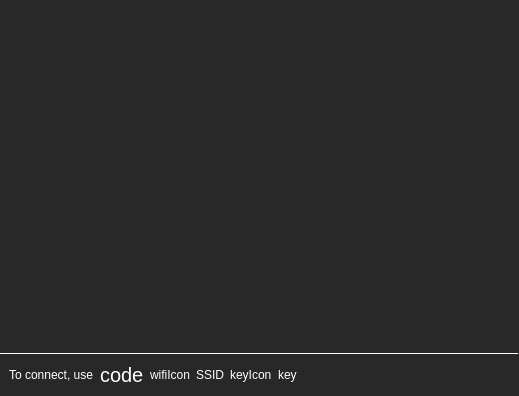
Above: event/eventmodeshow.ui from theCheeseboard/thephoto before the change. Below: the same form after it.
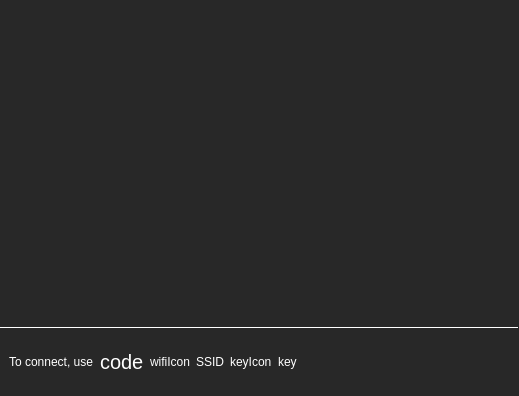
That is the form after the change. Icons and pictures are not drawn.

Commit message: User pictograms can now extend off left hand side of the bar

Diff of the .ui file:
```diff
--- a/event/eventmodeshow.ui
+++ b/event/eventmodeshow.ui
@@ -340,6 +340,56 @@
            </layout>
           </widget>
          </item>
+        </layout>
+       </item>
+       <item>
+        <layout class="QHBoxLayout" name="profileLayout"/>
+       </item>
+       <item>
+        <widget class="QScrollArea" name="profileScroller">
+         <property name="sizePolicy">
+          <sizepolicy hsizetype="Expanding" vsizetype="Preferred">
+           <horstretch>0</horstretch>
+           <verstretch>0</verstretch>
+          </sizepolicy>
+         </property>
+         <property name="frameShape">
+          <enum>QFrame::NoFrame</enum>
+         </property>
+         <property name="verticalScrollBarPolicy">
+          <enum>Qt::ScrollBarAlwaysOff</enum>
+         </property>
+         <property name="horizontalScrollBarPolicy">
+          <enum>Qt::ScrollBarAlwaysOff</enum>
+         </property>
+         <property name="widgetResizable">
+          <bool>true</bool>
+         </property>
+         <widget class="QWidget" name="profileArea">
+          <property name="geometry">
+           <rect>
+            <x>0</x>
+            <y>0</y>
+            <width>183</width>
+            <height>68</height>
+           </rect>
+          </property>
+          <layout class="QHBoxLayout" name="horizontalLayout_5">
+           <property name="spacing">
+            <number>0</number>
+           </property>
+           <property name="leftMargin">
+            <number>0</number>
+           </property>
+           <property name="topMargin">
+            <number>0</number>
+           </property>
+           <property name="rightMargin">
+            <number>0</number>
+           </property>
+           <property name="bottomMargin">
+            <number>0</number>
+           </property>
          <item>
           <spacer name="horizontalSpacer">
            <property name="orientation">
@@ -347,16 +397,15 @@
            </property>
            <property name="sizeHint" stdset="0">
             <size>
-             <width>40</width>
+               <width>0</width>
              <height>20</height>
             </size>
            </property>
           </spacer>
          </item>
         </layout>
-       </item>
-       <item>
-        <layout class="QHBoxLayout" name="profileLayout"/>
+         </widget>
+        </widget>
        </item>
       </layout>
      </widget>
```
Left out of the diff: 2 changed lines with no effect on the pictures. Lines whose indentation alone changed are shown as unchanged. The commit also changes 2 other files.
